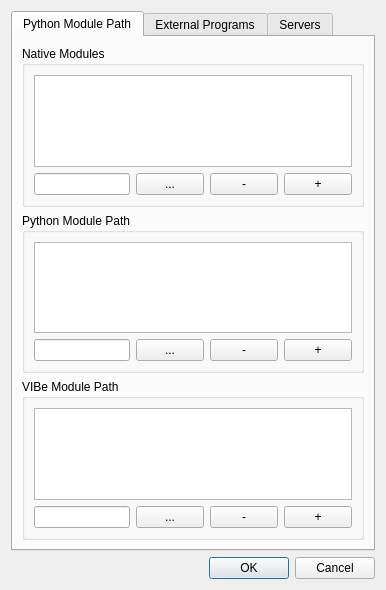
Before: the Qt Designer form src/libdynamind-gui/preferences.ui in iut-ibk/DynaMind-ToolBox, drawn with Qt 5.
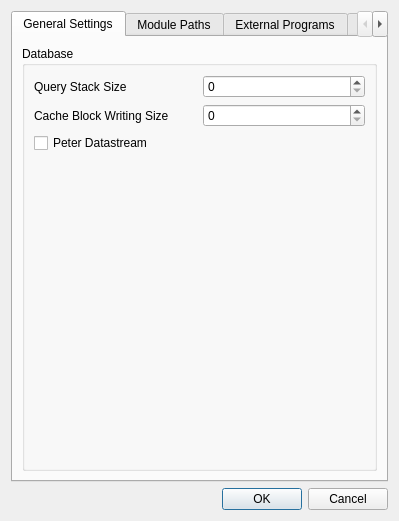
After: the same form once the commit is applied.

Commit message: preferences: improved naming, added cache options

The edit to the form file:
```diff
--- a/src/libdynamind-gui/preferences.ui
+++ b/src/libdynamind-gui/preferences.ui
@@ -6,8 +6,8 @@
    <rect>
     <x>0</x>
     <y>0</y>
-    <width>386</width>
-    <height>590</height>
+    <width>399</width>
+    <height>521</height>
    </rect>
   </property>
   <property name="windowTitle">
@@ -22,9 +22,73 @@
      <property name="currentIndex">
       <number>0</number>
      </property>
+     <widget class="QWidget" name="tab_4">
+      <attribute name="title">
+       <string>General Settings</string>
+      </attribute>
+      <layout class="QVBoxLayout" name="verticalLayout_6">
+       <item>
+        <widget class="QGroupBox" name="groupBox_5">
+         <property name="title">
+          <string>Database</string>
+         </property>
+         <layout class="QGridLayout" name="gridLayout_10">
+          <item row="1" column="0">
+           <widget class="QLabel" name="label_5">
+            <property name="text">
+             <string>Cache Block Writing Size</string>
+            </property>
+           </widget>
+          </item>
+          <item row="0" column="0">
+           <widget class="QLabel" name="label_4">
+            <property name="text">
+             <string>Query Stack Size</string>
+            </property>
+           </widget>
+          </item>
+          <item row="2" column="0">
+           <widget class="QCheckBox" name="checkBox_PeterDatastream">
+            <property name="text">
+             <string>Peter Datastream</string>
+            </property>
+           </widget>
+          </item>
+          <item row="3" column="0">
+           <spacer name="verticalSpacer_2">
+            <property name="orientation">
+             <enum>Qt::Vertical</enum>
+            </property>
+            <property name="sizeHint" stdset="0">
+             <size>
+              <width>20</width>
+              <height>40</height>
+             </size>
+            </property>
+           </spacer>
+          </item>
+          <item row="1" column="1">
+           <widget class="QSpinBox" name="spinBox_CacheBlockWritingSize">
+            <property name="maximum">
+             <number>1000</number>
+            </property>
+           </widget>
+          </item>
+          <item row="0" column="1">
+           <widget class="QSpinBox" name="spinBox_QueryStackSize">
+            <property name="maximum">
+             <number>10000</number>
+            </property>
+           </widget>
+          </item>
+         </layout>
+        </widget>
+       </item>
+      </layout>
+     </widget>
      <widget class="QWidget" name="tab">
       <attribute name="title">
-       <string>Python Module Path</string>
+       <string>Module Paths</string>
       </attribute>
       <layout class="QVBoxLayout" name="verticalLayout_2">
        <item>
@@ -94,7 +158,7 @@
        <item>
         <widget class="QGroupBox" name="groupBox">
          <property name="title">
-          <string>Python Module Path</string>
+          <string>Python Module Paths</string>
          </property>
          <layout class="QGridLayout" name="gridLayout">
           <item row="3" column="1">
@@ -148,7 +212,7 @@
        <item>
         <widget class="QGroupBox" name="groupBox_2">
          <property name="title">
-          <string>VIBe Module Path</string>
+          <string>Simulation Paths</string>
          </property>
          <layout class="QVBoxLayout" name="verticalLayout_3">
           <item>
```
The commit also changes 1 other file.
